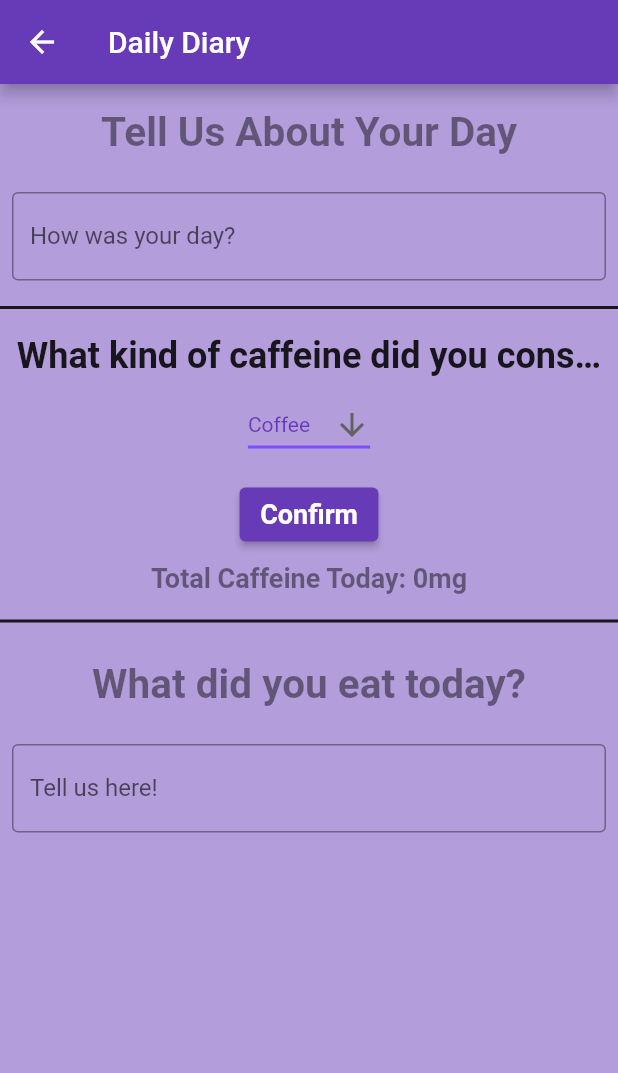
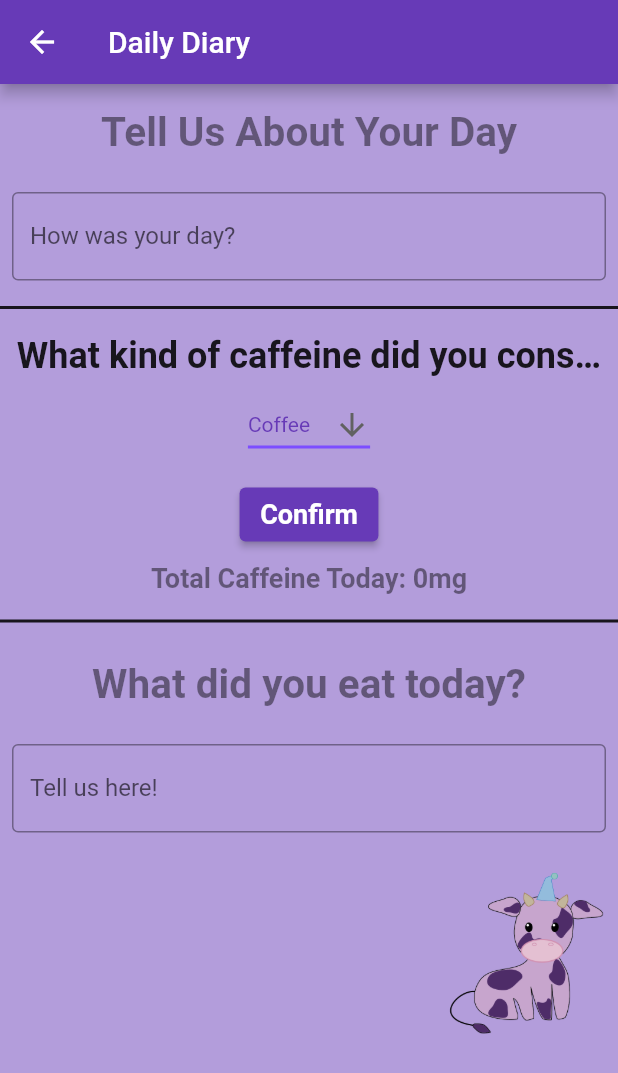
Before and after one commit to jakelang01/SweetDreams, a Flutter app: the screen it shows after launch, in the side drawer, after a tap on "Daily Diary", on a phone screen of 412 x 824 dp. Shown: the top 1073 px of the screen. Run offline on Flutter 3.47's test engine with Material 2 defaults, Android fonts, the phone set to English and light mode, and no system bars; our stand-ins replace cloud_firestore, firebase_core, flutter_rating_bar, shared_preferences, youtube_player_flutter; accounts and stored records are empty.

Commit message:
Added SleepyCows to screens

```diff
--- a/lib/dreams/views/dreams_component.dart
+++ b/lib/dreams/views/dreams_component.dart
@@ -237,7 +237,7 @@ class _HomePageState extends State<HomePage> implements UNITSView {
             Padding(padding: EdgeInsets.all(5.0)),
             _resultView,
             Container(
-              height: 244,
+              height: 227,
               width: 600,
               alignment: Alignment.topCenter,
               child:
--- a/lib/dreams/views/dreams_diary.dart
+++ b/lib/dreams/views/dreams_diary.dart
@@ -160,7 +160,16 @@ class _DiaryScreen extends State<DiaryScreen> {
                 labelText: "Tell us here!",
               ),
             ),
-          )
+          ),
+          Container(
+            height: 155.9,
+            width: 500,
+            alignment: Alignment.bottomRight,
+            child:
+            Image.asset('assets/images/sleepycow1.png',
+              fit: BoxFit.fill,
+            ),
+          ),
         ],
       ),
     );
```
